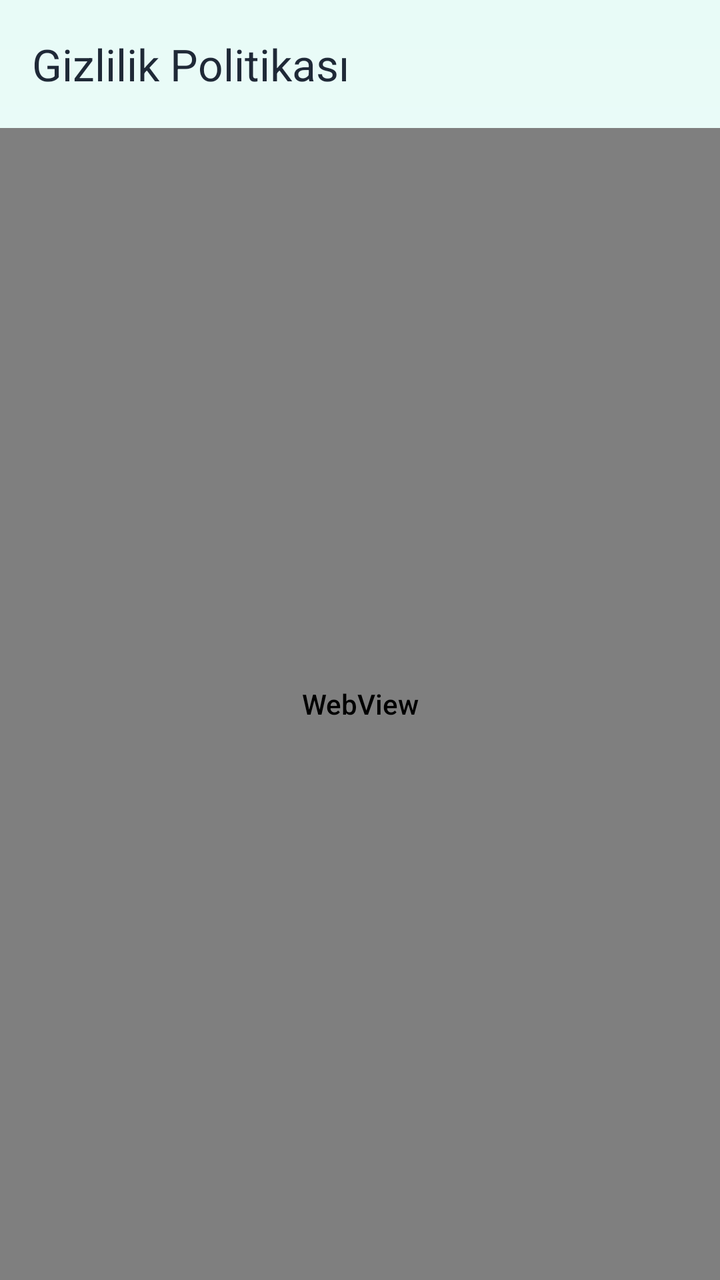
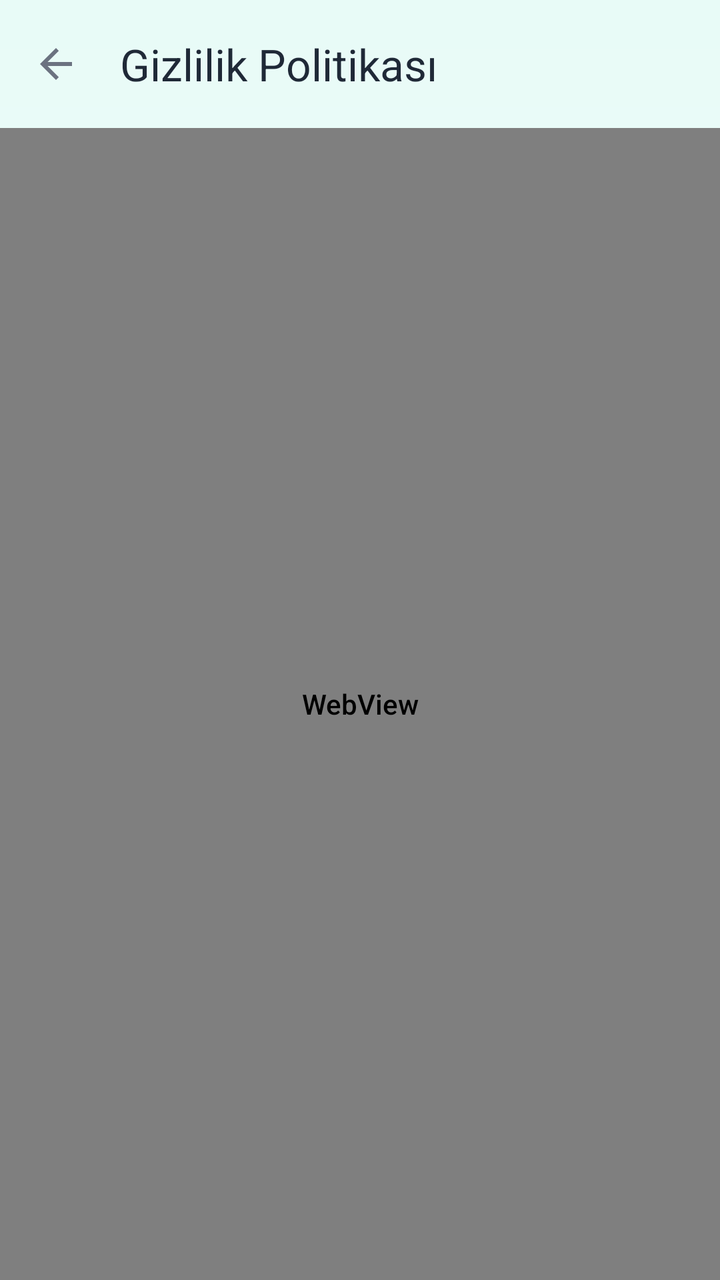

Screens rendered from an Android XML layout before and after an edit, with the pre-edit source and the edit as a unified diff.
<!-- AndroidManifest.xml: application theme Theme.BrainBuddy -->
<!-- res/layout/activity_privacy_policy.xml -->
<?xml version="1.0" encoding="utf-8"?>
<LinearLayout xmlns:android="http://schemas.android.com/apk/res/android"
    xmlns:app="http://schemas.android.com/apk/res-auto"
    android:layout_width="match_parent"
    android:layout_height="match_parent"
    android:orientation="vertical">

    <com.google.android.material.appbar.MaterialToolbar
        android:id="@+id/toolbar"
        android:layout_width="match_parent"
        android:layout_height="?attr/actionBarSize"
        app:title="@string/privacy_policy_title"/>

    <WebView
        android:id="@+id/webView"
        android:layout_width="match_parent"
        android:layout_height="match_parent"/>
</LinearLayout>
<!-- resources referenced by this layout -->
<resources>
  <string name="privacy_policy_title">Gizlilik Politikası</string>
  <style name="Theme.BrainBuddy" parent="Theme.Material3.Light.NoActionBar">
          <item name="colorPrimary">@color/bb_primary</item>
          <item name="colorOnPrimary">@color/white</item>
          <item name="colorSecondary">@color/bb_secondary</item>
          <item name="colorOnSecondary">@color/white</item>
          <item name="colorTertiary">@color/bb_accent</item>
          <item name="colorOnTertiary">@color/black</item>
          <item name="colorError">@color/bb_error</item>
          <item name="android:windowBackground">@drawable/bg_gradient</item>
          <item name="android:textColorPrimary">@color/bb_text</item>
          <item name="android:textColorSecondary">@color/bb_text_muted</item>
          <item name="materialButtonStyle">@style/BBButton</item>
          <item name="android:fontFamily">sans-serif-medium</item>
      </style>
  <color name="bb_primary">#1BC5B0</color>
  <color name="white">#FFFFFF</color>
  <color name="bb_secondary">#00897B</color>
  <color name="bb_accent">#FFC107</color>
  <color name="black">#000000</color>
  <color name="bb_error">#FF5252</color>
  <!-- drawable bg_gradient (drawable) -->
  <?xml version="1.0" encoding="utf-8"?>
  <layer-list xmlns:android="http://schemas.android.com/apk/res/android">
      <item>
          <shape>
              <gradient
                  android:angle="270"
                  android:startColor="#E8FBF7"
                  android:endColor="#F5FFFD"/>
          </shape>
      </item>
  </layer-list>
  <color name="bb_text">#1F2937</color>
  <color name="bb_text_muted">#6B7280</color>
  <style name="BBButton" parent="Widget.Material3.Button">
          <item name="android:minHeight">56dp</item>
          <item name="android:paddingStart">24dp</item>
          <item name="android:paddingEnd">24dp</item>
          <item name="cornerRadius">16dp</item>
          <item name="android:textAllCaps">false</item>
          <item name="android:textColor">@color/white</item>
          <item name="android:textSize">16sp</item>
          <item name="android:textStyle">bold</item>
          <item name="backgroundTint">@color/bb_primary</item>
      </style>
</resources>

<!-- the commit's change to res/layout/activity_privacy_policy.xml (unified diff, before → after) -->
@@ -9,10 +9,21 @@
         android:id="@+id/toolbar"
         android:layout_width="match_parent"
         android:layout_height="?attr/actionBarSize"
+        app:navigationIcon="?attr/homeAsUpIndicator"
         app:title="@string/privacy_policy_title"/>
 
     <WebView
         android:id="@+id/webView"
         android:layout_width="match_parent"
-        android:layout_height="match_parent"/>
+        android:layout_height="0dp"
+        android:layout_weight="1"/>
+
+    <Button
+        android:id="@+id/btnViewOnWeb"
+        style="@style/Widget.Material3.Button.TextButton"
+        android:layout_width="match_parent"
+        android:layout_height="wrap_content"
+        android:layout_margin="16dp"
+        android:text="@string/privacy_view_on_web"
+        android:visibility="gone"/>
 </LinearLayout>
<!-- resource entries referenced after the edit -->
@@ -1,6 +1,7 @@
 <!-- resources referenced by this layout -->
 <resources>
   <string name="privacy_policy_title">Gizlilik Politikası</string>
+  <string name="privacy_view_on_web">Web\'de görüntüle</string>
   <style name="Theme.BrainBuddy" parent="Theme.Material3.Light.NoActionBar">
           <item name="colorPrimary">@color/bb_primary</item>
           <item name="colorOnPrimary">@color/white</item>
